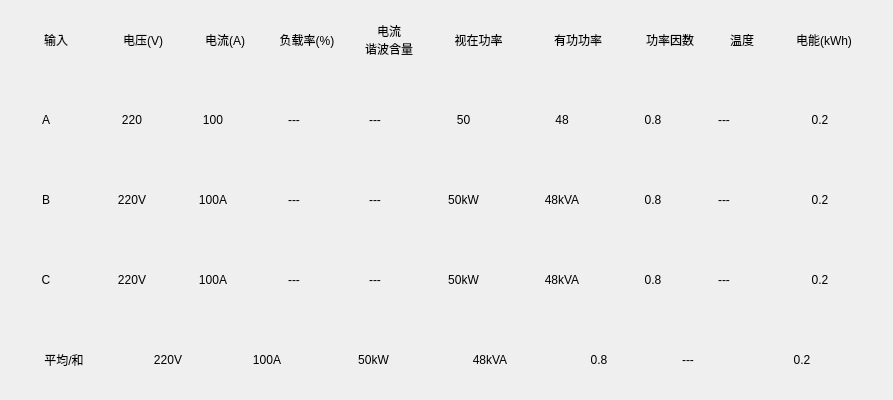
Old version of the form BusBar-Qt/branch/box/boxtotalwid.ui in the repository ChinaClever/BusBar.
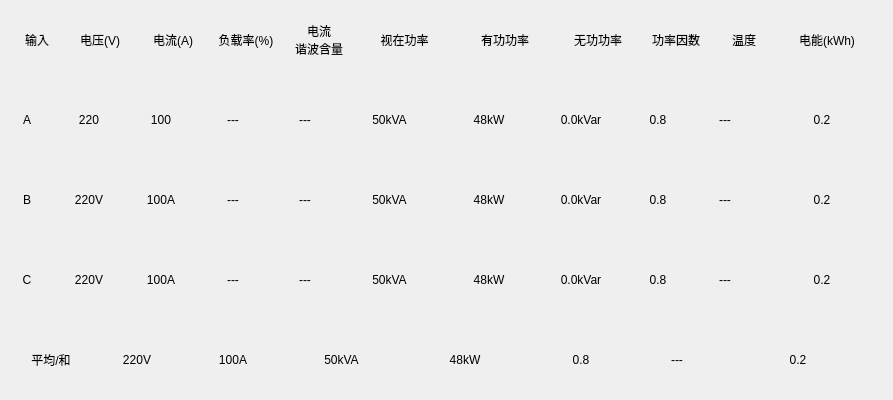
New version of the form.

What changed in the file:
```diff
--- a/BusBar-Qt/branch/box/boxtotalwid.ui
+++ b/BusBar-Qt/branch/box/boxtotalwid.ui
@@ -57,13 +57,13 @@
        <widget class="QLabel" name="label_6">
         <property name="minimumSize">
          <size>
-          <width>90</width>
+          <width>50</width>
           <height>25</height>
          </size>
         </property>
         <property name="maximumSize">
          <size>
-          <width>90</width>
+          <width>50</width>
           <height>16777215</height>
          </size>
         </property>
@@ -79,13 +79,13 @@
        <widget class="QLabel" name="volH">
         <property name="minimumSize">
          <size>
-          <width>80</width>
+          <width>70</width>
           <height>25</height>
          </size>
         </property>
         <property name="maximumSize">
          <size>
-          <width>80</width>
+          <width>70</width>
           <height>16777215</height>
          </size>
         </property>
@@ -101,13 +101,13 @@
        <widget class="QLabel" name="curH">
         <property name="minimumSize">
          <size>
-          <width>80</width>
+          <width>70</width>
           <height>25</height>
          </size>
         </property>
         <property name="maximumSize">
          <size>
-          <width>80</width>
+          <width>70</width>
           <height>16777215</height>
          </size>
         </property>
@@ -137,7 +137,7 @@
          </size>
         </property>
         <property name="text">
-         <string>50kW</string>
+         <string>50kVA</string>
         </property>
         <property name="alignment">
          <set>Qt::AlignCenter</set>
@@ -159,7 +159,7 @@
          </size>
         </property>
         <property name="text">
-         <string>48kVA</string>
+         <string>48kW</string>
         </property>
         <property name="alignment">
          <set>Qt::AlignCenter</set>
@@ -237,7 +237,7 @@
    </item>
    <item row="3" column="0">
     <widget class="QWidget" name="CWid" native="true">
-     <layout class="QHBoxLayout" name="horizontalLayout_4" stretch="1,1,1,1,1,1,1,1,0,1">
+     <layout class="QHBoxLayout" name="horizontalLayout_4" stretch="1,1,1,1,1,1,1,0,1,0,1">
       <property name="spacing">
        <number>0</number>
       </property>
@@ -257,13 +257,13 @@
        <widget class="QLabel" name="label_5">
         <property name="minimumSize">
          <size>
-          <width>90</width>
+          <width>50</width>
           <height>25</height>
          </size>
         </property>
         <property name="maximumSize">
          <size>
-          <width>90</width>
+          <width>50</width>
           <height>16777215</height>
          </size>
         </property>
@@ -279,13 +279,13 @@
        <widget class="QLabel" name="volC">
         <property name="minimumSize">
          <size>
-          <width>80</width>
+          <width>70</width>
           <height>25</height>
          </size>
         </property>
         <property name="maximumSize">
          <size>
-          <width>80</width>
+          <width>70</width>
           <height>16777215</height>
          </size>
         </property>
@@ -301,13 +301,13 @@
        <widget class="QLabel" name="curC">
         <property name="minimumSize">
          <size>
-          <width>80</width>
+          <width>70</width>
           <height>25</height>
          </size>
         </property>
         <property name="maximumSize">
          <size>
-          <width>80</width>
+          <width>70</width>
           <height>16777215</height>
          </size>
         </property>
@@ -326,13 +326,13 @@
        <widget class="QLabel" name="plC">
         <property name="minimumSize">
          <size>
-          <width>80</width>
+          <width>70</width>
           <height>25</height>
          </size>
         </property>
         <property name="maximumSize">
          <size>
-          <width>80</width>
+          <width>70</width>
           <height>16777215</height>
          </size>
         </property>
@@ -351,13 +351,13 @@
        <widget class="QLabel" name="thdC">
         <property name="minimumSize">
          <size>
-          <width>80</width>
+          <width>70</width>
           <height>25</height>
          </size>
         </property>
         <property name="maximumSize">
          <size>
-          <width>80</width>
+          <width>70</width>
           <height>16777215</height>
          </size>
         </property>
@@ -387,7 +387,7 @@
          </size>
         </property>
         <property name="text">
-         <string>50kW</string>
+         <string>50kVA</string>
         </property>
         <property name="alignment">
          <set>Qt::AlignCenter</set>
@@ -409,7 +409,29 @@
          </size>
         </property>
         <property name="text">
-         <string>48kVA</string>
+         <string>48kW</string>
+        </property>
+        <property name="alignment">
+         <set>Qt::AlignCenter</set>
+        </property>
+       </widget>
+      </item>
+      <item>
+       <widget class="QLabel" name="tRePowC">
+        <property name="minimumSize">
+         <size>
+          <width>80</width>
+          <height>25</height>
+         </size>
+        </property>
+        <property name="maximumSize">
+         <size>
+          <width>80</width>
+          <height>16777215</height>
+         </size>
+        </property>
+        <property name="text">
+         <string>0.0kVar</string>
         </property>
         <property name="alignment">
          <set>Qt::AlignCenter</set>
@@ -420,13 +442,13 @@
        <widget class="QLabel" name="tPfC">
         <property name="minimumSize">
          <size>
-          <width>80</width>
+          <width>70</width>
           <height>25</height>
          </size>
         </property>
         <property name="maximumSize">
          <size>
-          <width>80</width>
+          <width>70</width>
           <height>16777215</height>
          </size>
         </property>
@@ -487,7 +509,7 @@
    </item>
    <item row="2" column="0">
     <widget class="QWidget" name="BWid" native="true">
-     <layout class="QHBoxLayout" name="horizontalLayout_3" stretch="1,1,1,1,1,1,1,1,0,1">
+     <layout class="QHBoxLayout" name="horizontalLayout_3" stretch="1,1,1,1,1,1,1,0,1,0,1">
       <property name="spacing">
        <number>0</number>
       </property>
@@ -507,13 +529,13 @@
        <widget class="QLabel" name="label_3">
         <property name="minimumSize">
          <size>
-          <width>90</width>
+          <width>50</width>
           <height>25</height>
          </size>
         </property>
         <property name="maximumSize">
          <size>
-          <width>90</width>
+          <width>50</width>
           <height>16777215</height>
          </size>
         </property>
@@ -529,13 +551,13 @@
        <widget class="QLabel" name="volB">
         <property name="minimumSize">
          <size>
-          <width>80</width>
+          <width>70</width>
           <height>25</height>
          </size>
         </property>
         <property name="maximumSize">
          <size>
-          <width>80</width>
+          <width>70</width>
           <height>16777215</height>
          </size>
         </property>
@@ -551,13 +573,13 @@
        <widget class="QLabel" name="curB">
         <property name="minimumSize">
          <size>
-          <width>80</width>
+          <width>70</width>
           <height>25</height>
          </size>
         </property>
         <property name="maximumSize">
          <size>
-          <width>80</width>
+          <width>70</width>
           <height>16777215</height>
          </size>
         </property>
@@ -576,13 +598,13 @@
        <widget class="QLabel" name="plB">
         <property name="minimumSize">
          <size>
-          <width>80</width>
+          <width>70</width>
           <height>25</height>
          </size>
         </property>
         <property name="maximumSize">
          <size>
-          <width>80</width>
+          <width>70</width>
           <height>16777215</height>
          </size>
         </property>
@@ -601,13 +623,13 @@
        <widget class="QLabel" name="thdB">
         <property name="minimumSize">
          <size>
-          <width>80</width>
+          <width>70</width>
           <height>25</height>
          </size>
         </property>
         <property name="maximumSize">
          <size>
-          <width>80</width>
+          <width>70</width>
           <height>16777215</height>
          </size>
         </property>
@@ -637,7 +659,7 @@
          </size>
         </property>
         <property name="text">
-         <string>50kW</string>
+         <string>50kVA</string>
         </property>
         <property name="alignment">
          <set>Qt::AlignCenter</set>
@@ -659,7 +681,29 @@
          </size>
         </property>
         <property name="text">
-         <string>48kVA</string>
+         <string>48kW</string>
+        </property>
+        <property name="alignment">
+         <set>Qt::AlignCenter</set>
+        </property>
+       </widget>
+      </item>
+      <item>
+       <widget class="QLabel" name="tRePowB">
+        <property name="minimumSize">
+         <size>
+          <width>80</width>
+          <height>25</height>
+         </size>
+        </property>
+        <property name="maximumSize">
+         <size>
+          <width>80</width>
+          <height>16777215</height>
+         </size>
+        </property>
+        <property name="text">
+         <string>0.0kVar</string>
         </property>
         <property name="alignment">
          <set>Qt::AlignCenter</set>
@@ -670,13 +714,13 @@
        <widget class="QLabel" name="tPfB">
         <property name="minimumSize">
          <size>
-          <width>80</width>
+          <width>70</width>
           <height>25</height>
          </size>
         </property>
         <property name="maximumSize">
          <size>
-          <width>80</width>
+          <width>70</width>
           <height>16777215</height>
          </size>
         </property>
@@ -737,7 +781,7 @@
    </item>
    <item row="1" column="0">
     <widget class="QWidget" name="AWid" native="true">
-     <layout class="QHBoxLayout" name="horizontalLayout_2" stretch="1,1,1,1,1,1,1,1,0,1">
+     <layout class="QHBoxLayout" name="horizontalLayout_2" stretch="1,1,1,1,1,1,1,0,1,0,1">
       <property name="spacing">
        <number>0</number>
       </property>
@@ -757,13 +801,13 @@
        <widget class="QLabel" name="label_2">
         <property name="minimumSize">
          <size>
-          <width>90</width>
+          <width>50</width>
           <height>25</height>
          </size>
         </property>
         <property name="maximumSize">
          <size>
-          <width>90</width>
+          <width>50</width>
           <height>16777215</height>
          </size>
         </property>
@@ -779,13 +823,13 @@
        <widget class="QLabel" name="volA">
         <property name="minimumSize">
          <size>
-          <width>80</width>
+          <width>70</width>
           <height>25</height>
          </size>
         </property>
         <property name="maximumSize">
          <size>
-          <width>80</width>
+          <width>70</width>
           <height>16777215</height>
          </size>
         </property>
@@ -801,13 +845,13 @@
        <widget class="QLabel" name="curA">
         <property name="minimumSize">
          <size>
-          <width>80</width>
+          <width>70</width>
           <height>25</height>
          </size>
         </property>
         <property name="maximumSize">
          <size>
-          <width>80</width>
+          <width>70</width>
           <height>16777215</height>
          </size>
         </property>
@@ -826,13 +870,13 @@
        <widget class="QLabel" name="plA">
         <property name="minimumSize">
          <size>
-          <width>80</width>
+          <width>70</width>
           <height>25</height>
          </size>
         </property>
         <property name="maximumSize">
          <size>
-          <width>80</width>
+          <width>70</width>
           <height>16777215</height>
          </size>
         </property>
@@ -851,13 +895,13 @@
        <widget class="QLabel" name="thdA">
         <property name="minimumSize">
          <size>
-          <width>80</width>
+          <width>70</width>
           <height>25</height>
          </size>
         </property>
         <property name="maximumSize">
          <size>
-          <width>80</width>
+          <width>70</width>
           <height>16777215</height>
          </size>
         </property>
@@ -887,7 +931,7 @@
          </size>
         </property>
         <property name="text">
-         <string>50</string>
+         <string>50kVA</string>
         </property>
         <property name="alignment">
          <set>Qt::AlignCenter</set>
@@ -909,7 +953,29 @@
          </size>
         </property>
         <property name="text">
-         <string>48</string>
+         <string>48kW</string>
+        </property>
+        <property name="alignment">
+         <set>Qt::AlignCenter</set>
+        </property>
+       </widget>
+      </item>
+      <item>
+       <widget class="QLabel" name="tRePowA">
+        <property name="minimumSize">
+         <size>
+          <width>80</width>
+          <height>25</height>
+         </size>
+        </property>
+        <property name="maximumSize">
+         <size>
+          <width>80</width>
+          <height>16777215</height>
+         </size>
+        </property>
+        <property name="text">
+         <string>0.0kVar</string>
         </property>
         <property name="alignment">
          <set>Qt::AlignCenter</set>
@@ -920,13 +986,13 @@
        <widget class="QLabel" name="tPfA">
         <property name="minimumSize">
          <size>
-          <width>80</width>
+          <width>70</width>
           <height>25</height>
          </size>
         </property>
         <property name="maximumSize">
          <size>
-          <width>80</width>
+          <width>70</width>
           <height>16777215</height>
          </size>
         </property>
@@ -995,13 +1061,13 @@
        <widget class="QLabel" name="label">
         <property name="minimumSize">
          <size>
-          <width>90</width>
+          <width>50</width>
           <height>25</height>
          </size>
         </property>
         <property name="maximumSize">
          <size>
-          <width>90</width>
+          <width>50</width>
           <height>16777215</height>
          </size>
         </property>
@@ -1017,13 +1083,13 @@
        <widget class="QLabel" name="label_11">
         <property name="minimumSize">
          <size>
-          <width>80</width>
+          <width>70</width>
           <height>25</height>
          </size>
         </property>
         <property name="maximumSize">
          <size>
-          <width>80</width>
+          <width>70</width>
           <height>16777215</height>
          </size>
         </property>
@@ -1039,13 +1105,13 @@
        <widget class="QLabel" name="label_4">
         <property name="minimumSize">
          <size>
-          <width>80</width>
+          <width>70</width>
           <height>25</height>
          </size>
         </property>
         <property name="maximumSize">
          <size>
-          <width>80</width>
+          <width>70</width>
           <height>16777215</height>
          </size>
         </property>
@@ -1061,13 +1127,13 @@
        <widget class="QLabel" name="label_13">
         <property name="minimumSize">
          <size>
-          <width>80</width>
+          <width>70</width>
           <height>25</height>
          </size>
         </property>
         <property name="maximumSize">
          <size>
-          <width>80</width>
+          <width>70</width>
           <height>16777215</height>
          </size>
         </property>
@@ -1083,13 +1149,13 @@
        <widget class="QLabel" name="label_14">
         <property name="minimumSize">
          <size>
-          <width>80</width>
+          <width>70</width>
           <height>25</height>
          </size>
         </property>
         <property name="maximumSize">
          <size>
-          <width>80</width>
+          <width>70</width>
           <height>16777215</height>
          </size>
         </property>
@@ -1146,17 +1212,39 @@
         </property>
        </widget>
       </item>
+      <item>
+       <widget class="QLabel" name="label_15">
+        <property name="minimumSize">
+         <size>
+          <width>80</width>
+          <height>25</height>
+         </size>
+        </property>
+        <property name="maximumSize">
+         <size>
+          <width>80</width>
+          <height>16777215</height>
+         </size>
+        </property>
+        <property name="text">
+         <string>无功功率</string>
+        </property>
+        <property name="alignment">
+         <set>Qt::AlignCenter</set>
+        </property>
+       </widget>
+      </item>
       <item>
        <widget class="QLabel" name="label_7">
         <property name="minimumSize">
          <size>
-          <width>80</width>
+          <width>70</width>
           <height>25</height>
          </size>
         </property>
         <property name="maximumSize">
          <size>
-          <width>80</width>
+          <width>70</width>
           <height>16777215</height>
          </size>
         </property>
```
